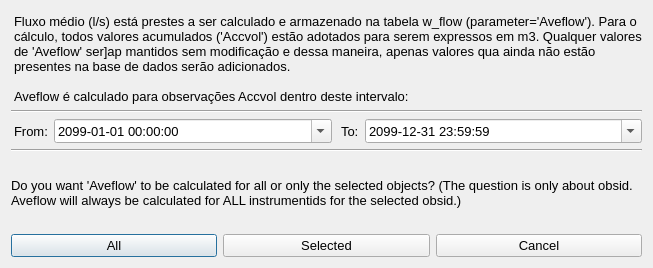
Above: ui/calc_aveflow_dialog.ui from qgisbrasil/qgis-midvatten-plugin-pt_BR before the change. Below: the same form after it.
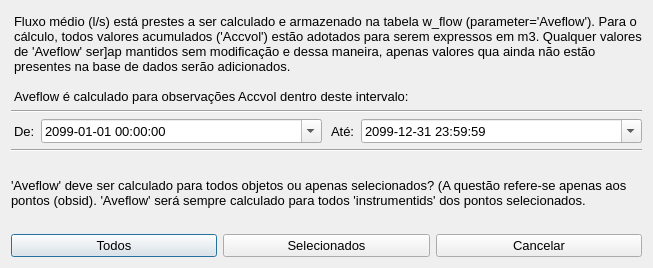
That is the form after the change.

What changed in the file:
```diff
--- a/ui/calc_aveflow_dialog.ui
+++ b/ui/calc_aveflow_dialog.ui
@@ -129,7 +129,7 @@
           </font>
          </property>
          <property name="text">
-          <string>From:</string>
+          <string>De:</string>
          </property>
          <property name="alignment">
           <set>Qt::AlignLeading|Qt::AlignLeft|Qt::AlignVCenter</set>
@@ -217,7 +217,7 @@
           </font>
          </property>
          <property name="text">
-          <string>To:</string>
+          <string>Até:</string>
          </property>
          <property name="alignment">
           <set>Qt::AlignLeading|Qt::AlignLeft|Qt::AlignVCenter</set>
@@ -324,7 +324,7 @@
         </font>
        </property>
        <property name="text">
-        <string>Do you want 'Aveflow' to be calculated for all or only the selected objects? (The question is only about obsid. Aveflow will always be calculated for ALL instrumentids for the selected obsid.)</string>
+        <string>'Aveflow' deve ser calculado para todos objetos ou apenas selecionados? (A questão refere-se apenas aos pontos (obsid). 'Aveflow' será sempre calculado para todos 'instrumentids' dos pontos selecionados.</string>
        </property>
        <property name="wordWrap">
         <bool>true</bool>
@@ -354,7 +354,7 @@
           </font>
          </property>
          <property name="text">
-          <string>All</string>
+          <string>Todos</string>
          </property>
         </widget>
        </item>
@@ -379,7 +379,7 @@
           </font>
          </property>
          <property name="text">
-          <string>Selected</string>
+          <string>Selecionados</string>
          </property>
         </widget>
        </item>
@@ -404,7 +404,7 @@
           </font>
          </property>
          <property name="text">
-          <string>Cancel</string>
+          <string>Cancelar</string>
          </property>
         </widget>
        </item>
```
